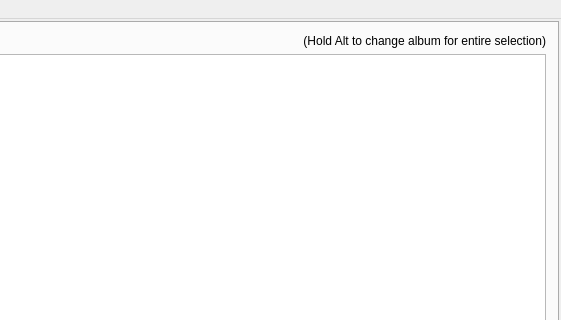
The window that mainwindow.ui (kernel1024/qmanga) describes before a commit, drawn with Qt 5; both pictures show x 302 to 863 and y 0 to 320 of the 863 by 554 pixel window.
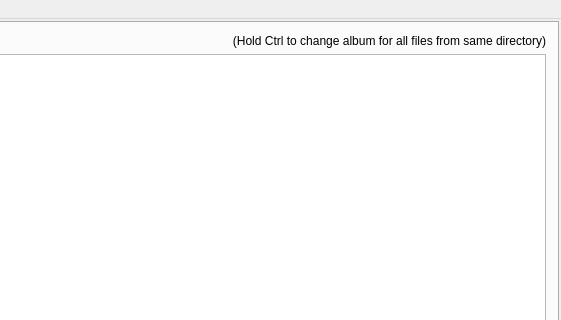
The same window after the commit. The open tabs and pages were chosen to show the change. Icons and pictures are not drawn. Custom widgets are drawn as their Qt base class.

Commit message: Filesystem scanner tab update fix.

The edit to the form file:
```diff
--- a/mainwindow.ui
+++ b/mainwindow.ui
@@ -780,7 +780,7 @@
           <item>
            <widget class="QLabel" name="label_2">
             <property name="text">
-             <string>(Hold Alt to change album for entire selection)</string>
+             <string>(Hold Ctrl to change album for all files from same directory)</string>
             </property>
             <property name="alignment">
              <set>Qt::AlignRight|Qt::AlignTrailing|Qt::AlignVCenter</set>
```
The commit also changes 3 other files.
